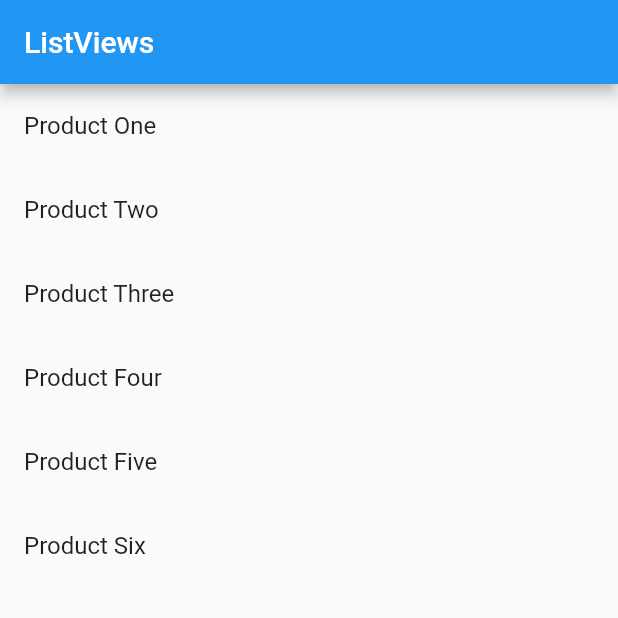
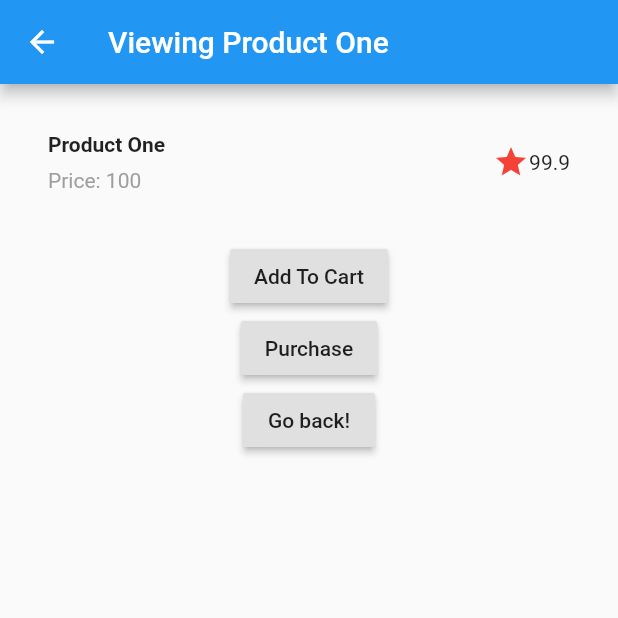
Before and after one commit to adamliu84/IntoTheDumpster, a Flutter app: the screen it shows after launch, after a tap on "Product One", on a phone screen of 412 x 824 dp, the top half of it. Run offline on Flutter 3.47's test engine with Material 2 defaults, Android fonts, the phone set to English and light mode, and no system bars; our stand-ins replace csv; project files that could hold a hidden picture were left out.

Commit message:
Adding second screen

```diff
--- /dev/null
+++ b/project14/flutter_test_app/lib/productView.dart
@@ -0,0 +1,108 @@
+import 'package:flutter/material.dart';
+import 'package:flutter_test_app/manager/product.dart';
+
+class ProductView extends StatelessWidget {
+  final int _productID;
+
+  ProductView(this._productID);
+
+  @override
+  Widget build(BuildContext context) {
+    return FutureBuilder(
+      future: ProductManager.readProduct(this._productID),
+      builder: (context, snapshot) {
+        if (snapshot.hasData) {
+          Product seletedProduct = snapshot.data;
+          return Scaffold(
+            appBar: AppBar(
+              title: Text("Viewing " + seletedProduct.productName),
+            ),
+            body: Center(
+              child: Container(
+                child: Column(
+                  children: <Widget>[
+                    _getProductSection(seletedProduct),
+                    ..._getButtonSection(context, seletedProduct),
+                  ],
+                ),
+              ),
+            ),
+          );
+        } else {
+          return Container();
+        }
+      },
+    );
+    // Product selectedProduct = ;
+  }
+
+  Widget _getProductSection(Product product) {
+    //UI reference from https://flutter.dev/docs/development/ui/layout/tutorial
+    return Container(
+        padding: const EdgeInsets.all(32),
+        child: Row(
+          children: [
+            Expanded(
+              /*1*/
+              child: Column(
+                crossAxisAlignment: CrossAxisAlignment.start,
+                children: [
+                  /*2*/
+                  Container(
+                    padding: const EdgeInsets.only(bottom: 8),
+                    child: Text(
+                      product.productName,
+                      style: TextStyle(
+                        fontWeight: FontWeight.bold,
+                      ),
+                    ),
+                  ),
+                  Text(
+                    'Price: ' + product.productPrice.toString(),
+                    style: TextStyle(
+                      color: Colors.grey[500],
+                    ),
+                  ),
+                ],
+              ),
+            ),
+            /*3*/
+            Icon(
+              Icons.star,
+              color: Colors.red[500],
+            ),
+            Text('99.9'),
+          ],
+        ));
+  }
+
+  List<Widget> _getButtonSection(BuildContext context, Product seletedProduct) {
+    return [
+      RaisedButton(
+        onPressed: () async =>
+            {await this._onclickAddToCart(context, seletedProduct)},
+        child: Text('Add To Cart'),
+      ),
+      RaisedButton(
+        onPressed: () async {
+          await this._onclickPurchase(context, seletedProduct);
+        },
+        child: Text('Purchase'),
+      ),
+      RaisedButton(
+        onPressed: () {
+          Navigator.pop(context);
+        },
+        child: Text('Go back!'),
+      ),
+    ];
+  }
+
+  Future<void> _onclickAddToCart(BuildContext context, Product product) async {
+    print("ATC >>> " + product.productId.toString());
+  }
+
+  Future<void> _onclickPurchase(BuildContext context, Product product) async {
+    print("Purchasing >>> " + product.productId.toString());
+  }
+}
--- a/project14/flutter_test_app/lib/productlist.dart
+++ b/project14/flutter_test_app/lib/productlist.dart
@@ -1,5 +1,6 @@
 import 'package:flutter/cupertino.dart';
 import 'package:flutter/material.dart';
+import 'package:flutter_test_app/ProductView.dart';
 import 'package:flutter_test_app/manager/product.dart';
 
 class ProductList extends StatelessWidget {
@@ -12,7 +13,8 @@ class ProductList extends StatelessWidget {
             List<Product> products = snapshot.data;
             var productListTiles = products.map((e) => (ListTile(
                   title: Text(e.productName),
-                  onTap: () async => {await this._onclick(e.productId)},
+                  onTap: () async =>
+                      {await this._onclick(context, e.productId)},
                 )));
             return ListView(
               children: productListTiles.toList(),
@@ -23,10 +25,13 @@ class ProductList extends StatelessWidget {
         });
   }
 
-  Future<void> _onclick(int productId) async {
+  Future<void> _onclick(BuildContext context, int productId) async {
     Product selectedProd = await ProductManager.readProduct(productId);
     if (null != selectedProd) {
-      print(selectedProd.productName);
+      Navigator.push(
+        context,
+        MaterialPageRoute(builder: (context) => ProductView(productId)),
+      );
     }
   }
 }
```
